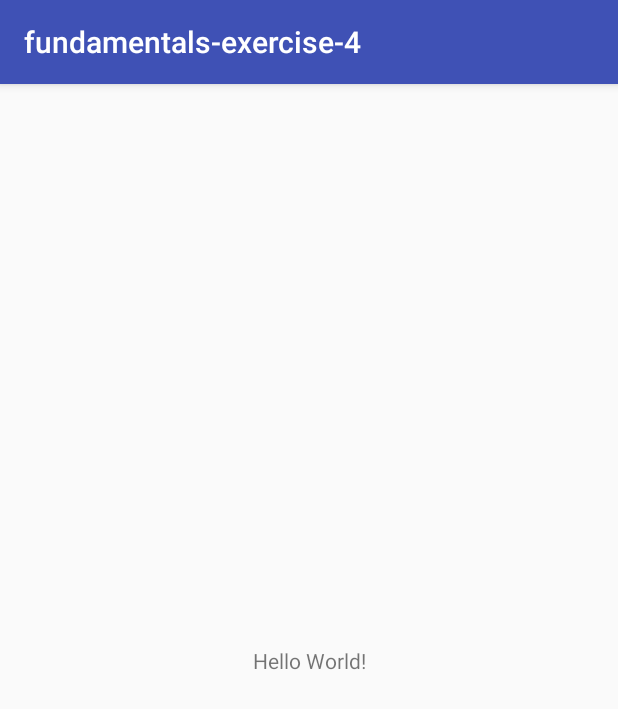
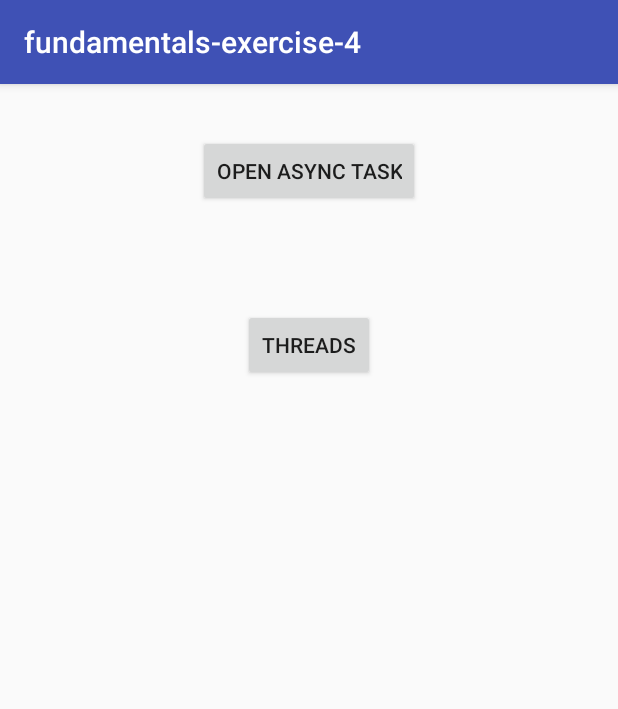
Before and after one commit to AcademyTLV/fundamentals-exercise-4, an Android app: the screen it shows after launch (MainActivity), on a phone screen of 412 x 824 dp. Shown: the top 709 px of the screen. Run offline under Robolectric (Android 15) with nearby library versions, the phone set to English and light mode, and no system bars.

Commit message:
added buttons to open the activities. added first activity for AsyncTask

```diff
--- a/app/src/main/AndroidManifest.xml
+++ b/app/src/main/AndroidManifest.xml
@@ -16,6 +16,8 @@
                 <category android:name="android.intent.category.LAUNCHER"/>
             </intent-filter>
         </activity>
+        <activity android:name=".AsyncTaskActivity">
+        </activity>
     </application>
 
 </manifest>
--- a/app/src/main/res/layout/activity_main.xml
+++ b/app/src/main/res/layout/activity_main.xml
@@ -1,5 +1,5 @@
 <?xml version="1.0" encoding="utf-8"?>
-<android.support.constraint.ConstraintLayout
+<RelativeLayout
     xmlns:android="http://schemas.android.com/apk/res/android"
     xmlns:app="http://schemas.android.com/apk/res-auto"
     xmlns:tools="http://schemas.android.com/tools"
@@ -8,14 +8,22 @@
     tools:context="tlv.academy.android.fundamentals_exercise_4.MainActivity"
     >
 
-  <TextView
+  <Button
+      android:id="@+id/btnOpenActivityAsyncTask"
       android:layout_width="wrap_content"
       android:layout_height="wrap_content"
-      android:text="Hello World!"
-      app:layout_constraintBottom_toBottomOf="parent"
-      app:layout_constraintLeft_toLeftOf="parent"
-      app:layout_constraintRight_toRightOf="parent"
-      app:layout_constraintTop_toTopOf="parent"
-      />
+      android:layout_centerHorizontal="true"
+      android:layout_marginTop="34dp"
+      android:text="@string/btn_async_task"/>
 
-</android.support.constraint.ConstraintLayout>
+  <Button
+      android:id="@+id/btnOpenActivityThreadHandler"
+      android:layout_width="wrap_content"
+      android:layout_height="wrap_content"
+      android:layout_alignParentTop="true"
+      android:layout_centerHorizontal="true"
+      android:layout_marginTop="150dp"
+      android:text="@string/btn_threads"/>
+
+
+</RelativeLayout>
--- a/app/src/main/res/values/strings.xml
+++ b/app/src/main/res/values/strings.xml
@@ -1,3 +1,5 @@
 <resources>
   <string name="app_name">fundamentals-exercise-4</string>
+    <string name="btn_async_task">Open Async Task</string>
+  <string name="btn_threads">Threads</string>
 </resources>
```
Also changed, not shown: app/src/main/java/tlv/academy/android/fundamentals_exercise_4/AsyncTaskActivity.java (added, +13 -0 lines), app/src/main/res/layout/activity_async_task.xml (added, +10 -0 lines). Lines whose indentation alone changed are shown as unchanged.
